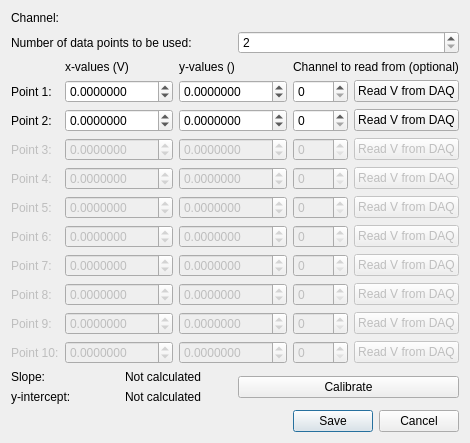
This is GS_ColdflowTelemetryGUI/ChannelCalibrationWindow.ui in AmmolS/GS_ColdflowTelemetry as Qt 5 draws it before an edit. The edited form follows.
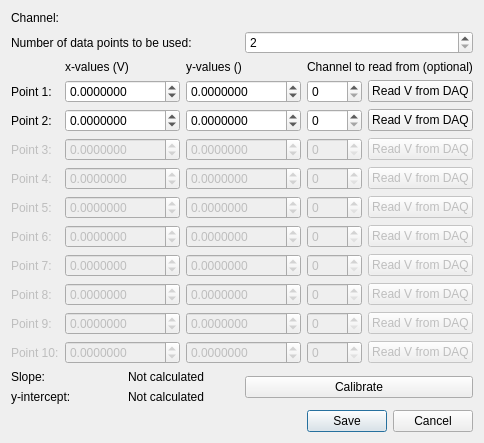
This is the edited form.

Commit message: Calibrate channel window is now functional.

What changed in the file:
```diff
--- a/GS_ColdflowTelemetryGUI/ChannelCalibrationWindow.ui
+++ b/GS_ColdflowTelemetryGUI/ChannelCalibrationWindow.ui
@@ -74,10 +74,10 @@
         <number>7</number>
        </property>
        <property name="minimum">
-        <double>-1000.000000000000000</double>
+        <double>-99999.999999000006937</double>
        </property>
        <property name="maximum">
-        <double>999.990000000000009</double>
+        <double>99999.999999000006937</double>
        </property>
       </widget>
      </item>
@@ -90,10 +90,10 @@
         <number>7</number>
        </property>
        <property name="minimum">
-        <double>-1000.000000000000000</double>
+        <double>-99999.999999000006937</double>
        </property>
        <property name="maximum">
-        <double>999.990000000000009</double>
+        <double>99999.999999000006937</double>
        </property>
       </widget>
      </item>
@@ -106,10 +106,10 @@
         <number>7</number>
        </property>
        <property name="minimum">
-        <double>-1000.000000000000000</double>
+        <double>-99999.999999000006937</double>
        </property>
        <property name="maximum">
-        <double>999.990000000000009</double>
+        <double>99999.999999000006937</double>
        </property>
       </widget>
      </item>
@@ -149,10 +149,10 @@
         <number>7</number>
        </property>
        <property name="minimum">
-        <double>-1000.000000000000000</double>
+        <double>-99999.999999000006937</double>
        </property>
        <property name="maximum">
-        <double>999.990000000000009</double>
+        <double>99999.999999000006937</double>
        </property>
       </widget>
      </item>
@@ -175,10 +175,10 @@
         <number>7</number>
        </property>
        <property name="minimum">
-        <double>-1000.000000000000000</double>
+        <double>-99999.999999000006937</double>
        </property>
        <property name="maximum">
-        <double>999.990000000000009</double>
+        <double>99999.999999000006937</double>
        </property>
       </widget>
      </item>
@@ -198,10 +198,10 @@
         <number>7</number>
        </property>
        <property name="minimum">
-        <double>-1000.000000000000000</double>
+        <double>-99999.999999000006937</double>
        </property>
        <property name="maximum">
-        <double>999.990000000000009</double>
+        <double>99999.999999000006937</double>
        </property>
       </widget>
      </item>
@@ -224,10 +224,10 @@
         <number>7</number>
        </property>
        <property name="minimum">
-        <double>-1000.000000000000000</double>
+        <double>-99999.999999000006937</double>
        </property>
        <property name="maximum">
-        <double>999.990000000000009</double>
+        <double>99999.999999000006937</double>
        </property>
       </widget>
      </item>
@@ -240,10 +240,10 @@
         <number>7</number>
        </property>
        <property name="minimum">
-        <double>-1000.000000000000000</double>
+        <double>-99999.999999000006937</double>
        </property>
        <property name="maximum">
-        <double>999.990000000000009</double>
+        <double>99999.999999000006937</double>
        </property>
       </widget>
      </item>
@@ -306,10 +306,10 @@
         <number>7</number>
        </property>
        <property name="minimum">
-        <double>-1000.000000000000000</double>
+        <double>-99999.999999000006937</double>
        </property>
        <property name="maximum">
-        <double>999.990000000000009</double>
+        <double>99999.999999000006937</double>
        </property>
       </widget>
      </item>
@@ -329,10 +329,10 @@
         <number>7</number>
        </property>
        <property name="minimum">
-        <double>-1000.000000000000000</double>
+        <double>-99999.999999000006937</double>
        </property>
        <property name="maximum">
-        <double>999.990000000000009</double>
+        <double>99999.999999000006937</double>
        </property>
       </widget>
      </item>
@@ -386,10 +386,10 @@
         <number>7</number>
        </property>
        <property name="minimum">
-        <double>-1000.000000000000000</double>
+        <double>-99999.999999000006937</double>
        </property>
        <property name="maximum">
-        <double>999.990000000000009</double>
+        <double>99999.999999000006937</double>
        </property>
       </widget>
      </item>
@@ -402,10 +402,10 @@
         <number>7</number>
        </property>
        <property name="minimum">
-        <double>-1000.000000000000000</double>
+        <double>-99999.999999000006937</double>
        </property>
        <property name="maximum">
-        <double>999.990000000000009</double>
+        <double>99999.999999000006937</double>
        </property>
       </widget>
      </item>
@@ -415,10 +415,10 @@
         <number>7</number>
        </property>
        <property name="minimum">
-        <double>-1000.000000000000000</double>
+        <double>-99999.999999000006937</double>
        </property>
        <property name="maximum">
-        <double>999.990000000000009</double>
+        <double>99999.999999000006937</double>
        </property>
       </widget>
      </item>
@@ -441,10 +441,10 @@
         <number>7</number>
        </property>
        <property name="minimum">
-        <double>-1000.000000000000000</double>
+        <double>-99999.999999000006937</double>
        </property>
        <property name="maximum">
-        <double>999.990000000000009</double>
+        <double>99999.999999000006937</double>
        </property>
       </widget>
      </item>
@@ -454,10 +454,10 @@
         <number>7</number>
        </property>
        <property name="minimum">
-        <double>-1000.000000000000000</double>
+        <double>-99999.999999000006937</double>
        </property>
        <property name="maximum">
-        <double>999.990000000000009</double>
+        <double>99999.999999000006937</double>
        </property>
       </widget>
      </item>
@@ -480,10 +480,10 @@
         <number>7</number>
        </property>
        <property name="minimum">
-        <double>-1000.000000000000000</double>
+        <double>-99999.999999000006937</double>
        </property>
        <property name="maximum">
-        <double>999.990000000000009</double>
+        <double>99999.999999000006937</double>
        </property>
       </widget>
      </item>
@@ -503,10 +503,10 @@
         <number>7</number>
        </property>
        <property name="minimum">
-        <double>-1000.000000000000000</double>
+        <double>-99999.999999000006937</double>
        </property>
        <property name="maximum">
-        <double>999.990000000000009</double>
+        <double>99999.999999000006937</double>
        </property>
       </widget>
      </item>
@@ -566,10 +566,10 @@
         <number>7</number>
        </property>
        <property name="minimum">
-        <double>-1000.000000000000000</double>
+        <double>-99999.999999000006937</double>
        </property>
        <property name="maximum">
-        <double>999.990000000000009</double>
+        <double>99999.999999000006937</double>
        </property>
       </widget>
      </item>
@@ -579,10 +579,10 @@
         <number>7</number>
        </property>
        <property name="minimum">
-        <double>-1000.000000000000000</double>
+        <double>-99999.999999000006937</double>
        </property>
        <property name="maximum">
-        <double>999.990000000000009</double>
+        <double>99999.999999000006937</double>
        </property>
       </widget>
      </item>
@@ -642,10 +642,10 @@
         <number>7</number>
        </property>
        <property name="minimum">
-        <double>-1000.000000000000000</double>
+        <double>-99999.999999000006937</double>
        </property>
        <property name="maximum">
-        <double>999.990000000000009</double>
+        <double>99999.999999000006937</double>
        </property>
       </widget>
      </item>
```
Left out of the diff: 2 changed lines with no effect on the pictures. The commit also changes 7 other files.
